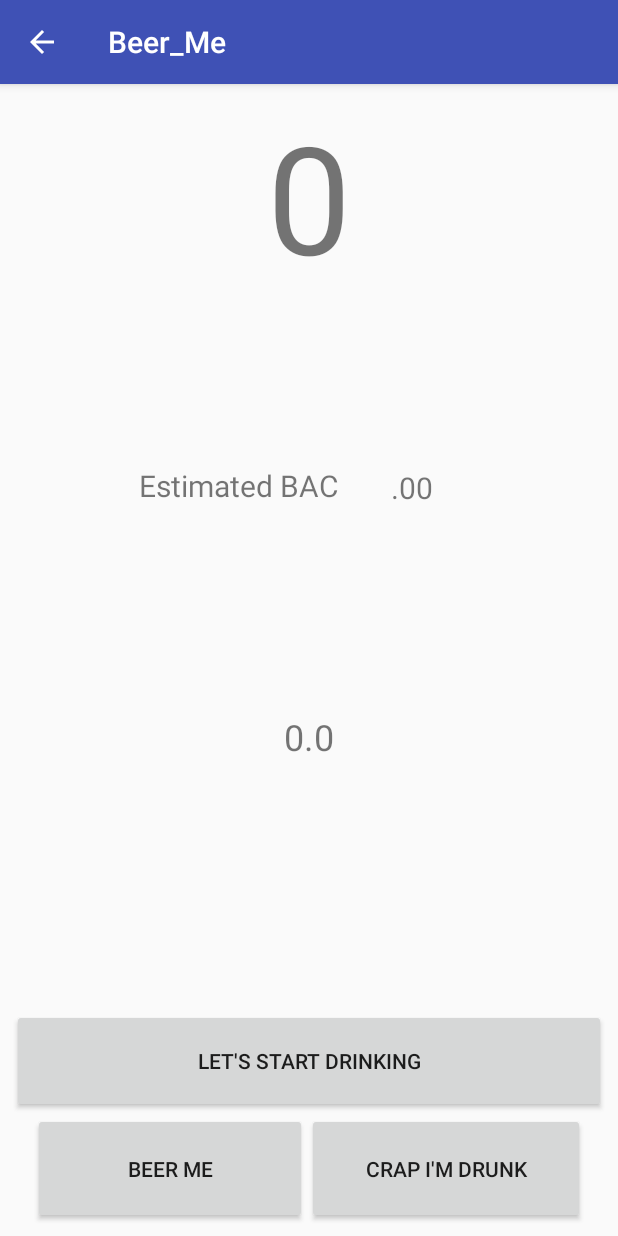
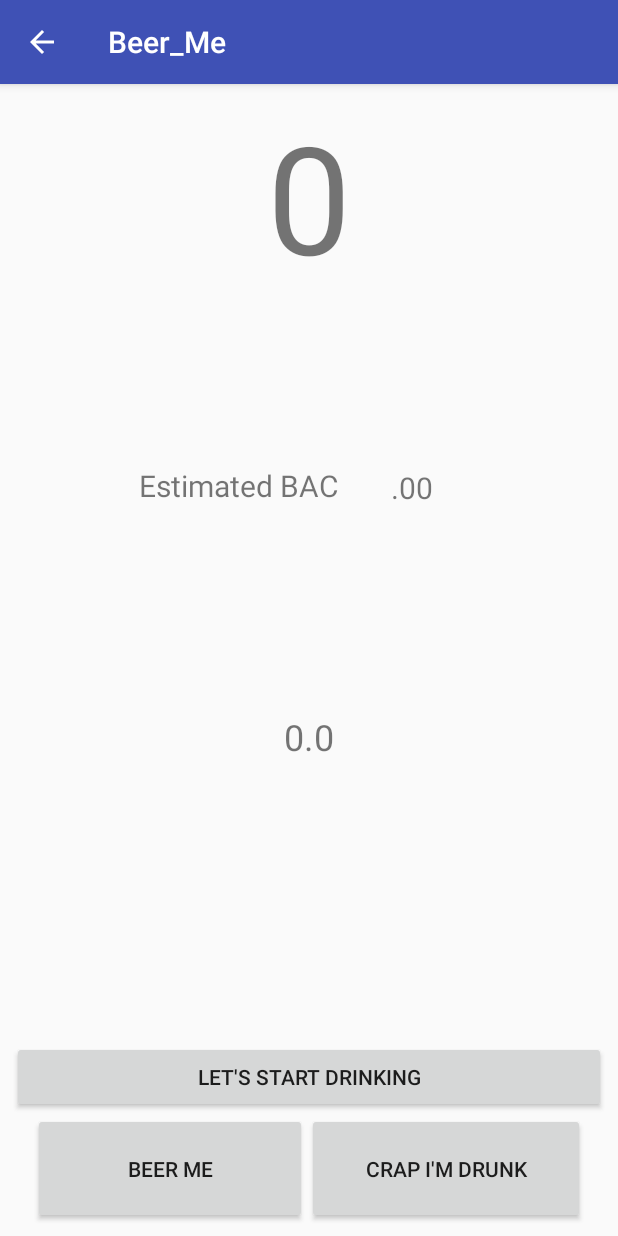
Before and after one commit to ryanszczecinski/Beer_Me, an Android app: the drinking_class screen opened directly, with no data from a screen before it, on a phone screen of 412 x 824 dp. Run offline under Robolectric (Android 15) with nearby library versions, the phone set to English and light mode, and no system bars.

Commit message:
xml file along with drinking class

```diff
--- a/app/src/main/res/layout/drinking_page.xml
+++ b/app/src/main/res/layout/drinking_page.xml
@@ -26,7 +26,7 @@
     <Button
         android:id="@+id/button2"
         android:layout_width="0dp"
-        android:layout_height="69dp"
+        android:layout_height="48dp"
         android:layout_marginEnd="8dp"
         android:layout_marginStart="8dp"
         android:onClick="letsStart"
@@ -118,4 +118,18 @@
         app:layout_constraintTop_toBottomOf="@+id/textView"
         app:layout_constraintVertical_bias="0.476" />
 
+    <Button
+        android:id="@+id/button7"
+        android:layout_width="0dp"
+        android:layout_height="48dp"
+        android:layout_marginBottom="72dp"
+        android:layout_marginEnd="8dp"
+        android:layout_marginStart="8dp"
+        android:onClick="end"
+        android:text="Time to pass out"
+        app:layout_constraintBottom_toBottomOf="@+id/linearLayout"
+        app:layout_constraintEnd_toEndOf="parent"
+        app:layout_constraintHorizontal_bias="0.0"
+        app:layout_constraintStart_toStartOf="parent" />
+
 </android.support.constraint.ConstraintLayout>
```
